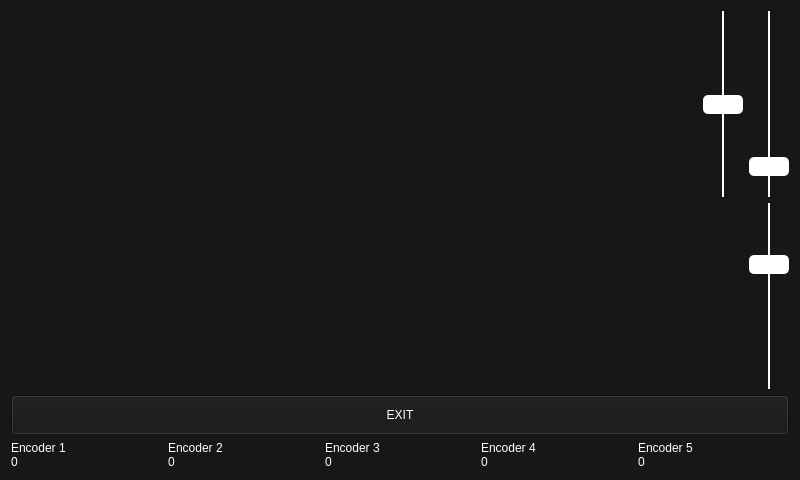
Before: the Qt Designer form src/ui/mainwindow.ui in MrFrangipane/frangitron-raspberry, drawn with Qt 5.
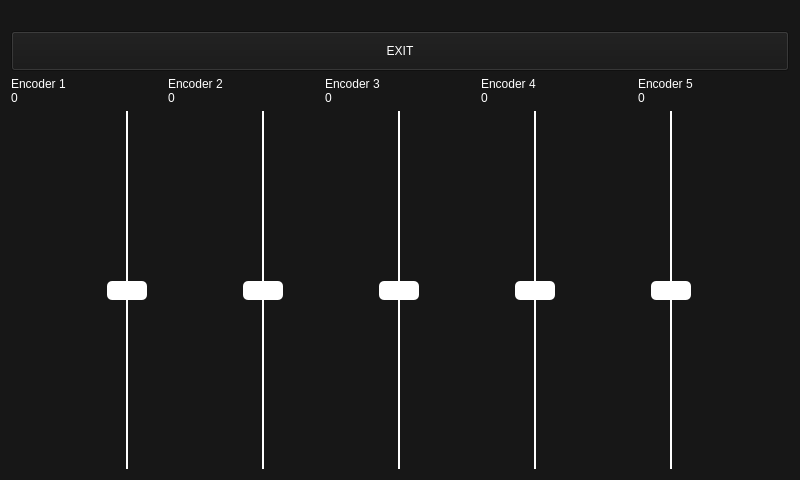
After: the same form once the commit is applied.

Commit message: fixed moduleStatuses / devSliders

The edit to the form file:
```diff
--- a/src/ui/mainwindow.ui
+++ b/src/ui/mainwindow.ui
@@ -73,9 +73,22 @@
   <property name="background" stdset="0">
    <bool>true</bool>
   </property>
-  <layout class="QGridLayout" name="gridLayout">
-   <item row="2" column="0" colspan="5">
+  <layout class="QGridLayout" name="gridLayout" rowstretch="50,0,0,50" columnstretch="0">
+   <item row="0" column="0">
+    <layout class="QGridLayout" name="layoutPatch">
+     <property name="topMargin">
+      <number>20</number>
+     </property>
+    </layout>
+   </item>
+   <item row="1" column="0">
     <widget class="QPushButton" name="exit">
+     <property name="sizePolicy">
+      <sizepolicy hsizetype="Expanding" vsizetype="Fixed">
+       <horstretch>0</horstretch>
+       <verstretch>0</verstretch>
+      </sizepolicy>
+     </property>
      <property name="minimumSize">
       <size>
        <width>0</width>
@@ -87,7 +100,7 @@
      </property>
     </widget>
    </item>
-   <item row="3" column="0" colspan="5">
+   <item row="2" column="0">
     <layout class="QGridLayout" name="layoutEncoders">
      <property name="rightMargin">
       <number>0</number>
@@ -197,45 +210,49 @@
      </item>
     </layout>
    </item>
-   <item row="0" column="4">
-    <widget class="QSlider" name="sliderResonance">
-     <property name="maximum">
-      <number>60</number>
+   <item row="3" column="0">
+    <layout class="QHBoxLayout" name="layoutDevmode" stretch="0,0,0,0,0">
+     <property name="spacing">
+      <number>0</number>
      </property>
-     <property name="value">
-      <number>10</number>
+     <property name="sizeConstraint">
+      <enum>QLayout::SetDefaultConstraint</enum>
      </property>
-     <property name="orientation">
-      <enum>Qt::Vertical</enum>
+     <property name="leftMargin">
+      <number>0</number>
      </property>
-    </widget>
-   </item>
-   <item row="1" column="4">
-    <widget class="QSlider" name="sliderComp">
-     <property name="minimum">
-      <number>-100</number>
+     <property name="topMargin">
+      <number>0</number>
      </property>
-     <property name="maximum">
+     <property name="rightMargin">
       <number>0</number>
      </property>
+     <item>
+      <widget class="QSlider" name="sliderEnc1">
+       <property name="maximum">
+        <number>1000</number>
+       </property>
      <property name="value">
-      <number>-33</number>
+        <number>500</number>
      </property>
      <property name="orientation">
       <enum>Qt::Vertical</enum>
      </property>
     </widget>
    </item>
-   <item row="0" column="3">
-    <widget class="QSlider" name="sliderFilter">
+     <item>
+      <widget class="QSlider" name="sliderEnc2">
      <property name="enabled">
       <bool>true</bool>
      </property>
      <property name="minimum">
-      <number>-100</number>
+        <number>0</number>
      </property>
      <property name="maximum">
-      <number>100</number>
+        <number>1000</number>
+       </property>
+       <property name="value">
+        <number>500</number>
      </property>
      <property name="orientation">
       <enum>Qt::Vertical</enum>
@@ -248,8 +265,49 @@
      </property>
     </widget>
    </item>
-   <item row="0" column="0" rowspan="2" colspan="3">
-    <layout class="QGridLayout" name="layoutPatch"/>
+     <item>
+      <widget class="QSlider" name="sliderEnc3">
+       <property name="minimum">
+        <number>0</number>
+       </property>
+       <property name="maximum">
+        <number>1000</number>
+       </property>
+       <property name="value">
+        <number>500</number>
+       </property>
+       <property name="orientation">
+        <enum>Qt::Vertical</enum>
+       </property>
+      </widget>
+     </item>
+     <item>
+      <widget class="QSlider" name="sliderEnc4">
+       <property name="maximum">
+        <number>1000</number>
+       </property>
+       <property name="value">
+        <number>500</number>
+       </property>
+       <property name="orientation">
+        <enum>Qt::Vertical</enum>
+       </property>
+      </widget>
+     </item>
+     <item>
+      <widget class="QSlider" name="sliderEnc5">
+       <property name="maximum">
+        <number>1000</number>
+       </property>
+       <property name="value">
+        <number>500</number>
+       </property>
+       <property name="orientation">
+        <enum>Qt::Vertical</enum>
+       </property>
+      </widget>
+     </item>
+    </layout>
    </item>
   </layout>
  </widget>
```
Lines whose indentation alone changed are shown as unchanged. The commit also changes 3 other files.
